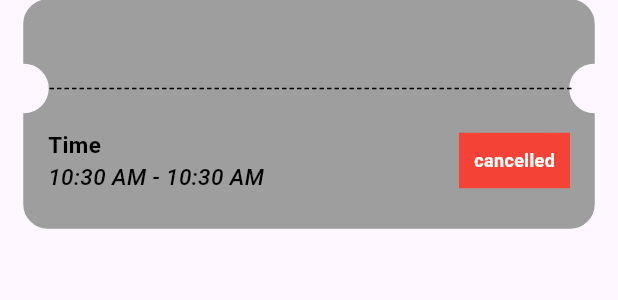
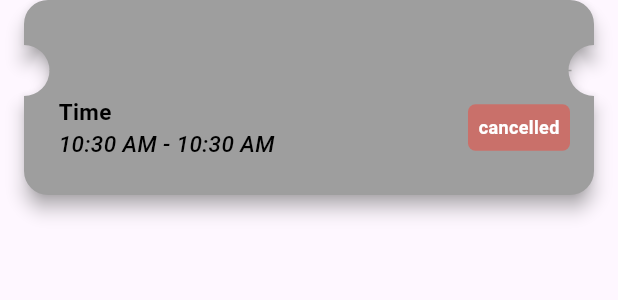
Before and after one commit to Safeek-S/vizmo_assessment, a Flutter app: the DynamicTicketWidget widget shown alone on an empty page, opened directly with empty values, on a phone screen of 412 x 824 dp. Shown: the top 300 px of the screen. Run offline on Flutter 3.47's test engine with Material 3 defaults, Android fonts, the phone set to English and light mode, and no system bars; our stand-ins replace connectivity_plus, dio, flutter_mobx, mobx, sqflite, table_calendar; accounts and stored records are empty; generated files the repository leaves out were written again; network calls fail.

Commit message:
enchanced the ui look of the event card

```diff
--- a/lib/screens/event_info_screen/event_info_screen.dart
+++ b/lib/screens/event_info_screen/event_info_screen.dart
@@ -38,10 +38,12 @@ class EventInfoScreen extends StatelessWidget {
                       fontSize: AppFonts.bigText, fontWeight: AppFonts.bold),
                 ),
                 Container(
+                  decoration: BoxDecoration(
+                     color:eventDetail.status!.name == 'cancelled'? Colors.red.withOpacity(0.5):  Colors.green.withOpacity(0.5),
+                                    borderRadius: BorderRadius.circular(5)
+                  ),
                   padding: const EdgeInsets.all(10),
-                  color: eventDetail.status!.name == 'cancelled'
-                      ? Colors.red
-                      : Colors.green,
+
                   child: Text(
                     eventDetail.status!.name,
                     style: TextStyle(
--- a/lib/screens/events_screen/events_screen.dart
+++ b/lib/screens/events_screen/events_screen.dart
@@ -102,7 +102,7 @@ class _EventsScreenState extends State<EventsScreen> {
                                 vm.navigateToEventInfoScreen(vm.chosenEvents[index]);
                               },
                               child: DynamicTicketWidget(
-                                ticketBorderColor: Colors.black,
+                                // ticketBorderColor: Colors.black,
                                 ticketBgColor:  Colors.white,
                                 event: vm.chosenEvents[index],
                                 ticketInfoWidget: Text(
--- a/lib/screens/widgets/ticket_widget.dart
+++ b/lib/screens/widgets/ticket_widget.dart
@@ -6,7 +6,7 @@ import 'package:flutter/material.dart';
 import '../../models/event_model/event_model.dart';
 
 class DynamicTicketWidget extends StatefulWidget {
-  final Color ticketBorderColor;
+  // final Color ticketBorderColor;
   final Color ticketBgColor;
   final Widget? ticketInfoWidget;
   final Event event;
@@ -14,7 +14,7 @@ class DynamicTicketWidget extends StatefulWidget {
   const DynamicTicketWidget({
     super.key,
     required this.event,
-    required this.ticketBorderColor,
+    // required this.ticketBorderColor,
     required this.ticketBgColor,
     required this.ticketInfoWidget,
   });
@@ -91,9 +91,9 @@ class _DynamicTicketWidgetState extends State<DynamicTicketWidget> {
               return CustomPaint(
                 painter: TicketPainter(
 
-                  borderColor: widget.ticketBorderColor,
+                  // borderColor: widget.ticketBorderColor,
                   bgColor: widget.ticketBgColor,
-                  dottedLineColor: Colors.black,
+                  dottedLineColor: Colors.grey,
                   contentHeight: _calculateContentHeight(),
                 ),
                 child: Padding(
@@ -108,26 +108,28 @@ class _DynamicTicketWidgetState extends State<DynamicTicketWidget> {
                           mainAxisAlignment: MainAxisAlignment.start,
                           crossAxisAlignment: CrossAxisAlignment.start,
                           children: [
-                            const SizedBox(height: 8.0),
+                            // const SizedBox(height: 8.0),
                             if (widget.ticketInfoWidget != null)
                               Align(
                                 alignment: Alignment.centerLeft,
                                 child: widget.ticketInfoWidget,
                               ),
-                            const SizedBox(height: 4.0),
+                            // const SizedBox(height: 4.0),
                           ],
                         ),
                       ),
-                      const SizedBox(height: 38.0),
+                      const SizedBox(height: 25.0),
                       Column(
                         mainAxisAlignment: MainAxisAlignment.end,
                         crossAxisAlignment: CrossAxisAlignment.start,
                         children: [
-                          const SizedBox(height: 20.0),
+                          const SizedBox(height: 23.0),
                           Row(
                             mainAxisAlignment: MainAxisAlignment.spaceBetween,
                             children: [
-                              Column(
+                              Padding(
+                                padding:  EdgeInsets.only(left: 7),
+                                child: Column(
                                   mainAxisAlignment: MainAxisAlignment.start,
                                   crossAxisAlignment: CrossAxisAlignment.start,
                                   children: [
@@ -152,11 +154,16 @@ class _DynamicTicketWidgetState extends State<DynamicTicketWidget> {
                                     ),
                                   ],
                                 ),
+                              ),
                               Align(
                                 alignment: Alignment.centerRight,
                                 child: Container(
-                                  padding: const EdgeInsets.all(10),
-                                  color:widget.event.status!.name == 'cancelled'? Colors.red:  Colors.green,
+                                  decoration: BoxDecoration(
+                                    color:widget.event.status!.name == 'cancelled'? Colors.red.withOpacity(0.5):  Colors.green.withOpacity(0.5),
+                                    borderRadius: BorderRadius.circular(5)
+                                  ),
+                                  padding: const EdgeInsets.all(7),
+
                                   child: Text(
                                     widget.event.status!.name,
                                     style:  TextStyle(
@@ -208,7 +215,7 @@ class _DynamicTicketWidgetState extends State<DynamicTicketWidget> {
 /// visual elements like the cutouts and dotted line divider. It takes in
 /// parameters like colors and sizing to draw the ticket.
 class TicketPainter extends CustomPainter {
-  final Color borderColor;
+  // final Color borderColor;
   final Color bgColor;
   final Color dottedLineColor;
   final double contentHeight;
@@ -224,7 +231,7 @@ class TicketPainter extends CustomPainter {
 
   TicketPainter({
     required this.bgColor,
-    required this.borderColor,
+    // required this.borderColor,
     required this.dottedLineColor,
     required this.contentHeight,
   });
@@ -263,11 +270,11 @@ class TicketPainter extends CustomPainter {
       ..strokeCap = StrokeCap.round
       ..color = bgColor;
 
-    final paintBorder = Paint()
-      ..strokeWidth = 1
-      ..style = PaintingStyle.stroke
-      ..strokeCap = StrokeCap.round
-      ..color = borderColor;
+    // final paintBorder = Paint()
+      // ..strokeWidth = 1
+      // ..style = PaintingStyle.stroke
+      // ..strokeCap = StrokeCap.round;
+      // ..color = borderColor;
 
     final paintDottedLine = Paint()
       ..color = dottedLineColor
@@ -288,9 +295,10 @@ class TicketPainter extends CustomPainter {
     _drawCutout(path, 0.0, leftCutoutStartY - _cutoutDiameter);
     path.lineTo(0, _cornerGap);
     _drawCornerArc(path, _cornerGap, 0);
+     canvas.drawShadow(path, Colors.grey, 5.0, false);
 
     canvas.drawPath(path, paintBg);
-    canvas.drawPath(path, paintBorder);
+    // canvas.drawPath(path, paintBorder);
 
     while (dottedLineStartX < dottedLineEndX) {
       canvas.drawLine(
```
Lines whose indentation alone changed are shown as unchanged.
